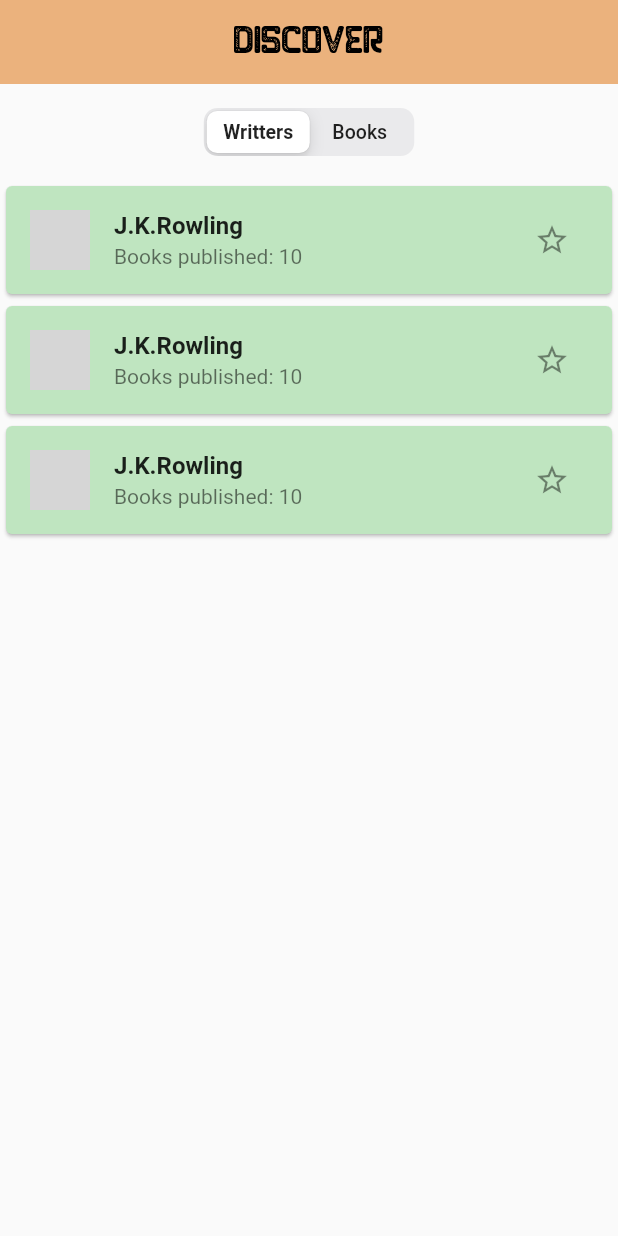
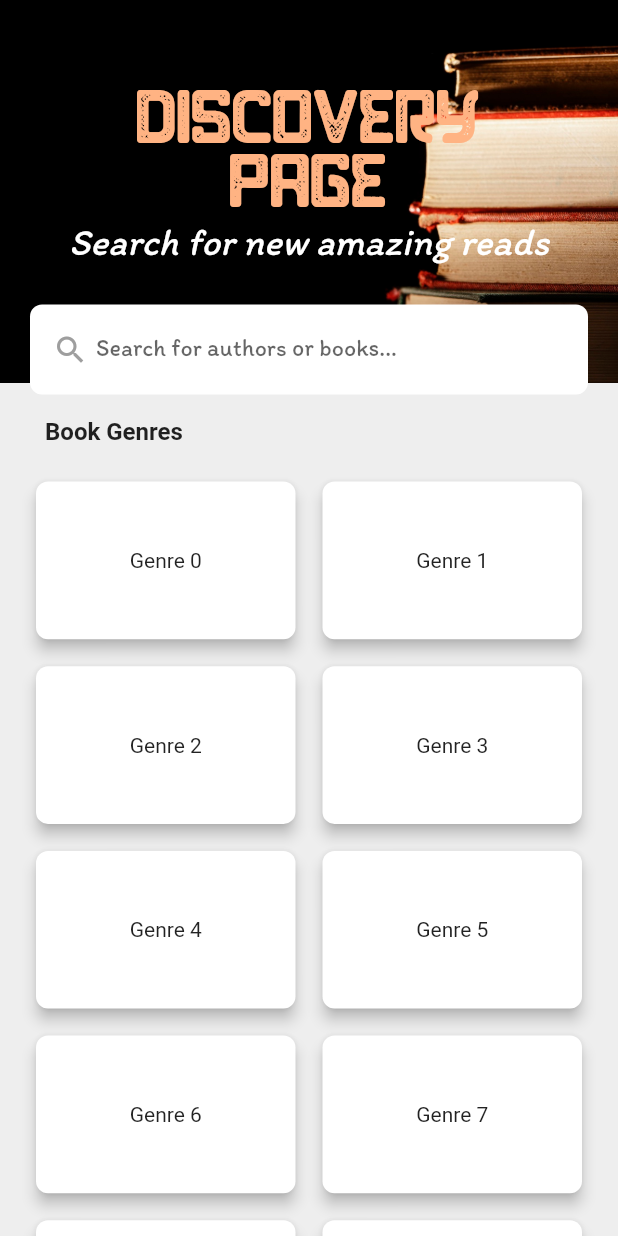
Before and after one commit to ruisilvavpa/PBH_Project, a Flutter app: the DiscoveryScreen screen opened directly, on a phone screen of 412 x 824 dp. Run offline on Flutter 3.47's test engine with Material 2 defaults, Android fonts, the phone set to English and light mode, and no system bars; our stand-ins replace get, shared_preferences, smooth_page_indicator; accounts and stored records are empty; Roboto replaces fonts that are missing (Playfair Display); grey boxes are pictures that could not be loaded.

Commit message:
Discovery page
updated text form fields and discovery page layout

```diff
--- a/lib/main.dart
+++ b/lib/main.dart
@@ -1,6 +1,7 @@
 import 'package:flutter/material.dart';
 import 'package:get/get_navigation/src/root/get_material_app.dart';
 import 'package:pbh_project/reusable_widgets/loading_overlay.dart';
+import 'package:pbh_project/screens/discovery_page/grid_search_screen.dart';
 import 'package:pbh_project/screens/onboarding/onboarding_screen.dart';
 
 void main() {
@@ -18,7 +19,7 @@ class MyApp extends StatelessWidget {
         cardColor: const Color.fromRGBO(191, 229, 192, 1),
       ),
       home: const LoadingOverlay(
-        child: OnBoardingScreen(),
+        child: GridSearchScreen(),
       ),
     );
   }
--- a/lib/screens/discovery_screen.dart
+++ b/lib/screens/discovery_screen.dart
@@ -1,86 +1,181 @@
-import 'package:flutter/cupertino.dart';
 import 'package:flutter/material.dart';
-import 'package:pbh_project/reusable_widgets/app_bar.dart';
-import '../reusable_widgets/author_cards.dart';
-import '../reusable_widgets/book_cards.dart';
 
 class DiscoveryScreen extends StatefulWidget {
   const DiscoveryScreen({Key? key}) : super(key: key);
 
   @override
-  State<DiscoveryScreen> createState() => _DiscoveryScreenState();
+  _DiscoveryScreenState createState() => _DiscoveryScreenState();
 }
 
 class _DiscoveryScreenState extends State<DiscoveryScreen> {
-  int _selectedOption = 0;
+  TextEditingController _textController = TextEditingController();
 
-  final List<String> _writers = ['Escritor 1', 'Escritor 2', 'Escritor 3'];
-  final List<String> _books = ['Livro 1', 'Livro 2', 'Livro 3'];
+  @override
+  void initState() {
+    super.initState();
+    _textController = TextEditingController();
+  }
+
+  @override
+  void dispose() {
+    _textController.dispose();
+    super.dispose();
+  }
 
   @override
   Widget build(BuildContext context) {
     return Scaffold(
-      appBar: const CustomAppBarWBB(
-        title: 'Discover',
+      resizeToAvoidBottomInset: true,
+      backgroundColor: Colors.grey[200],
+      body: SingleChildScrollView(
+        child: Column(
+          children: [
+            Stack(
+              children: [
+                Image.asset(
+                  'assets/images/assortment-with-books-dark-background.jpg',
+                  width: double.infinity,
+                  height: 255,
+                  fit: BoxFit.cover,
                 ),
-      body: Column(
+                Padding(
+                  padding: EdgeInsets.fromLTRB(20, 60, 20, 0),
+                  child: Column(
                     children: [
+                      Align(
+                        alignment: Alignment.center,
+                        child: Text(
+                          'Discovery \nPage',
+                          textAlign: TextAlign.center,
+                          style: TextStyle(
+                            fontFamily: 'Khepri',
+                            color: Color(0xFFFFB383),
+                            fontSize: 40,
+                          ),
+                        ),
+                      ),
+                      Text(
+                        'Search for new amazing reads',
+                        style: TextStyle(
+                          fontFamily: 'Itim',
+                          color: Color.fromARGB(255, 255, 255, 255),
+                          fontSize: 25,
+                          fontStyle: FontStyle.italic,
+                        ),
+                      ),
                       Padding(
-            padding: const EdgeInsets.all(16),
-            child: CupertinoSlidingSegmentedControl<int>(
-              groupValue: _selectedOption,
-              children: const {
-                0: Text('Writters'),
-                1: Text('Books'),
+                        padding: EdgeInsets.only(top: 27),
+                        child: Container(
+                          width: double.infinity,
+                          height: 60,
+                          decoration: BoxDecoration(
+                            color: Colors.white,
+                            borderRadius: BorderRadius.circular(8),
+                          ),
+                          child: Padding(
+                            padding: EdgeInsets.symmetric(horizontal: 15),
+                            child: Row(
+                              children: [
+                                InkWell(
+                                  splashColor: Colors.transparent,
+                                  focusColor: Colors.transparent,
+                                  hoverColor: Colors.transparent,
+                                  highlightColor: Colors.transparent,
+                                  onTap: () async {
+                                    // Perform search action
                                   },
-              onValueChanged: (value) {
-                setState(() {
-                  _selectedOption = value!;
-                });
-              },
+                                  child: Icon(
+                                    Icons.search,
+                                    color: Colors.grey,
+                                    size: 24,
                                   ),
                                 ),
                                 Expanded(
-            child: Container(
-              child: _selectedOption == 0
-                  ? _buildWritersList()
-                  : _buildBooksList(),
+                                  child: Padding(
+                                    padding:
+                                        EdgeInsets.only(left: 5, bottom: 2),
+                                    child: TextFormField(
+                                      controller: _textController,
+                                      onFieldSubmitted: (_) async {
+                                        // Perform search action
+                                      },
+                                      obscureText: false,
+                                      decoration: InputDecoration(
+                                        hintText:
+                                            'Search for authors or books...',
+                                        enabledBorder: InputBorder.none,
+                                        focusedBorder: InputBorder.none,
+                                        errorBorder: InputBorder.none,
+                                        focusedErrorBorder: InputBorder.none,
+                                      ),
+                                      style: TextStyle(
+                                        fontFamily: 'Itim',
+                                        fontSize: 16,
+                                      ),
+                                    ),
                                   ),
                                 ),
                               ],
                             ),
-    );
-  }
-
-  Widget _buildWritersList() {
-    return ListView.builder(
-      itemCount: _writers.length,
+                          ),
+                        ),
+                      ),
+                      Align(
+                        alignment: Alignment.centerLeft,
+                        child: Padding(
+                          padding: EdgeInsets.fromLTRB(10, 15, 0, 20),
+                          child: Text(
+                            'Book Genres',
+                            style: TextStyle(
+                              fontFamily: 'Playfair Display',
+                              fontSize: 16,
+                              fontWeight: FontWeight.w600,
+                            ),
+                          ),
+                        ),
+                      ),
+                      GridView.builder(
+                        padding: EdgeInsets.zero,
+                        gridDelegate: SliverGridDelegateWithFixedCrossAxisCount(
+                          crossAxisCount: 2,
+                          crossAxisSpacing: 10,
+                          mainAxisSpacing: 10,
+                          childAspectRatio: 1.6,
+                        ),
+                        primary: false,
+                        shrinkWrap: true,
+                        itemCount: 24, // Replace with actual genre count
                         itemBuilder: (context, index) {
-        String writer = _writers[index];
-
-        return const AuthorCard(
-          authorName: 'J.K.Rowling',
-          bookCount: 10,
-          profilePhotoUrl:
-              'https://cdn.shopify.com/s/files/1/0450/0717/5837/articles/JKR-Children_s-Credit-Debra-Hurford-Brown_net_8b2895a1-a05b-4667-be47-96e940b22438.png?v=1666809722',
+                          return Card(
+                            color: Colors.white,
+                            elevation: 4,
+                            shape: RoundedRectangleBorder(
+                              borderRadius: BorderRadius.circular(8),
+                            ),
+                            child: Align(
+                              alignment: Alignment.center,
+                              child: Padding(
+                                padding: EdgeInsets.all(5),
+                                child: Text(
+                                  'Genre $index',
+                                  textAlign: TextAlign.center,
+                                  style: TextStyle(
+                                    fontSize: 14,
+                                  ),
+                                ),
+                              ),
+                            ),
                           );
                         },
-    );
-  }
-
-  Widget _buildBooksList() {
-    return ListView.builder(
-      itemCount: _books.length,
-      itemBuilder: (context, index) {
-        String book = _books[index];
-
-        return BookCard(
-          authorName: 'J.K.Rowlling',
-          bookTitle: 'Harry Potter',
-          category: 'Fantasia',
-          onRatePressed: () {},
-        );
-      },
+                      ),
+                    ],
+                  ),
+                ),
+              ],
+            ),
+          ],
+        ),
+      ),
     );
   }
 }
--- a/pubspec.yaml
+++ b/pubspec.yaml
@@ -78,6 +78,7 @@ flutter:
     - assets/images/add_image_icon.png
     - assets/images/circle_icon.png
     - assets/images/image_profile.jpg
+    - assets/images/assortment-with-books-dark-background.jpg
     - resources/onboarding.json
 
   # An image asset can refer to one or more resolution-specific "variants", see
```
Also changed, not shown: lib/screens/discovery_page/grid_search_screen.dart (added, +134 -0 lines), lib/screens/discovery_page/my_grid_view.dart (added, +48 -0 lines), lib/screens/discovery_page/results_not_found.dart (added, +34 -0 lines), assets/images/MainLogo.jpg, assets/images/assortment-with-books-dark-background.jpg (added), pubspec.lock, 1 other file. Lines whose indentation alone changed are shown as unchanged.
